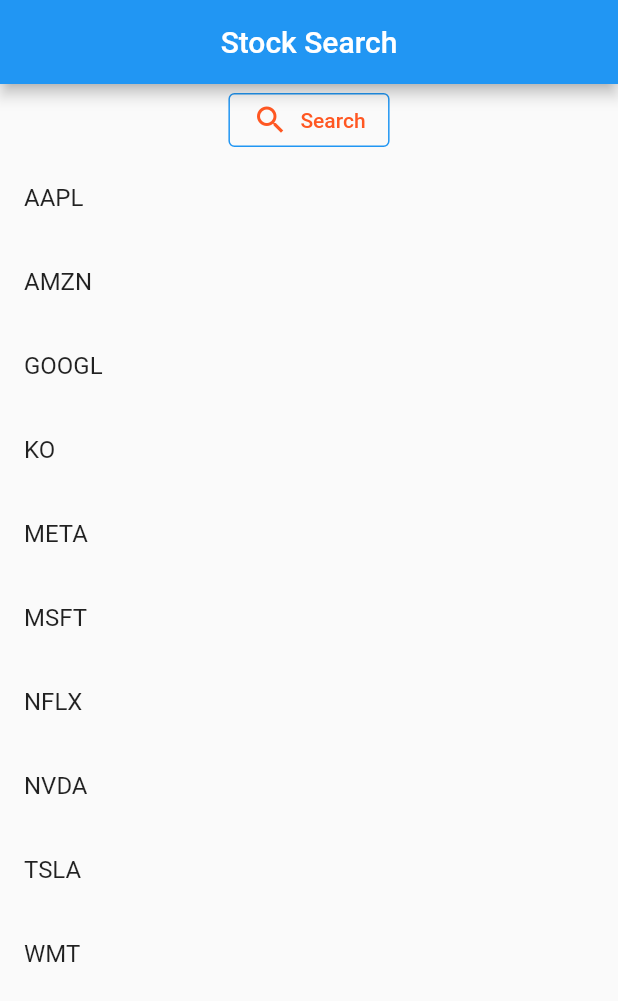
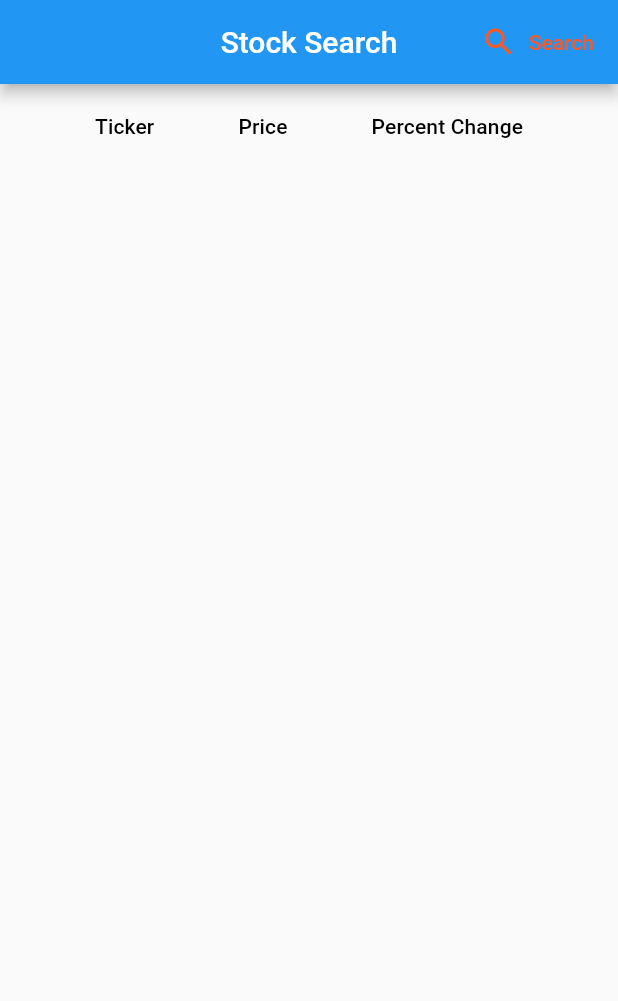
Before and after one commit to svhsp/learning, a Flutter app: the screen it shows after launch, on a phone screen of 412 x 824 dp. Shown: the top 1001 px of the screen. Run offline on Flutter 3.47's test engine with Material 2 defaults, Android fonts, the phone set to English and light mode, and no system bars; our stand-ins replace firebase_auth, firebase_core; accounts and stored records are empty.

Commit message:
Added Search Delegate To Stock List

```diff
--- a/bosnia/lib/models/loading.dart
+++ b/bosnia/lib/models/loading.dart
@@ -2,7 +2,14 @@ import 'package:flutter/cupertino.dart';
 import 'package:flutter/material.dart';
 
 class Loading {
-  Widget load = Center(child: CircularProgressIndicator());
+  Widget load = Center(
+      child:Column(
+          children:const [
+            CircularProgressIndicator(),
+            Text("LOADING")
+          ],
+      ),
+  );
   Loading();
   factory Loading.fromJson(Map<String, dynamic> json) {
     return Loading();
--- a/bosnia/lib/pages/search_stock_list_screen.dart
+++ b/bosnia/lib/pages/search_stock_list_screen.dart
@@ -22,7 +22,6 @@ class _StockSearchState extends State<StockSearch> {
   late List<DataRow> selectedStockValue = [];
 
   void getStock() async {
-    selectedStockValue.clear();
     Future<Stock> future = StockFetcher.fetchStock(selectedStock);
     future.then((value) {
       selectedStockValue.add(
@@ -31,8 +30,8 @@ class _StockSearchState extends State<StockSearch> {
           DataCell(Text(value.price)),
           DataCell(
               value.percentageChange.contains('-')?
-                Text(value.percentageChange, style: const TextStyle(color: Colors.red,)) :
-                Text('+${value.percentageChange}', style: const TextStyle(color: Colors.green,))),
+              Text('${value.percentageChange}%', style: const TextStyle(color: Colors.red,)) :
+              Text('+${value.percentageChange}%', style: const TextStyle(color: Colors.green,))),
         ]));
       setState(() {
         isReady = true;
@@ -49,24 +48,19 @@ class _StockSearchState extends State<StockSearch> {
               fontSize: 20,
               color: Colors.white,
             )),
-        centerTitle: true,
-      ),
-      body: Column(
-        children: [
+        actions: [
           OutlinedButton.icon(
-            label: Text('Search'),
-            icon: Icon(Icons.search),
+            label: const Text('Search'),
+            icon: const Icon(Icons.search),
             style: OutlinedButton.styleFrom(
                 primary: Colors.deepOrange,
-                side: BorderSide(color: Colors.blue)
+                side: const BorderSide(color: Colors.blue)
             ),
             onPressed: () async {
               isReady = false;
               final res = await showSearch(
                 context: context,
-                  delegate: SearchLocations(
-                      searchElements: stocks, suggestedSearchElements: suggestedStocks
-                  )
+                delegate: SearchStocks(),
               );
               setState(() {
                 selectedStock = res;
@@ -74,7 +68,22 @@ class _StockSearchState extends State<StockSearch> {
               });
             },
           ),
-          selectedStock == '' ? Container() :
+        ],
+        centerTitle: true,
+      ),
+      body: Center(
+        child:Column(
+          children: [
+            selectedStock == '' ? Container(
+              child: DataTable(
+                columns: const [
+                  DataColumn(label: Text('Ticker')),
+                  DataColumn(label: Text('Price')),
+                  DataColumn(label: Text('Percent Change')),
+                ],
+                rows: selectedStockValue,
+              ),
+            ) :
             Container(
               child: isReady
               ? Container(
@@ -89,38 +98,9 @@ class _StockSearchState extends State<StockSearch> {
               )
                   : Loading().load,
             ),
-          Expanded(
-              child: ListView.builder(
-                itemCount: stocks.length,
-                itemBuilder: (context, idx) {
-                  return ListTile(
-                      title: Text(stocks[idx])
-                  );
-                },
-              ))
           ],
+        ),
       ),
     );
   }
 }
-
-
-final List<String> stocks = [
-  "AAPL",
-  "AMZN",
-  "GOOGL",
-  "KO",
-  "META",
-  "MSFT",
-  "NFLX",
-  "NVDA",
-  "TSLA",
-  "WMT",
-];
-
-
-final List<String> suggestedStocks = [
-  "AAPL",
-  "GOOGL",
-  "TSLA",
-];
--- a/bosnia/lib/pages/serach_bay_area_screen.dart
+++ b/bosnia/lib/pages/serach_bay_area_screen.dart
@@ -38,7 +38,7 @@ class _BayAreaSearchState extends State<BayAreaSearch> {
               final res = await showSearch(
                   context: context,
                   delegate: SearchLocations(
-                      searchElements: locations, suggestedSearchElements: suggestedLocations
+                      locations: locations, suggestedLocations: suggestedLocations
                   )
               );
               setState(() {
```
Also changed, not shown: bosnia/lib/pages/search_delegate_screen.dart (+84 -5 lines), bosnia/lib/services/stock_fetcher.dart (+15 -0 lines). Lines whose indentation alone changed are shown as unchanged.
